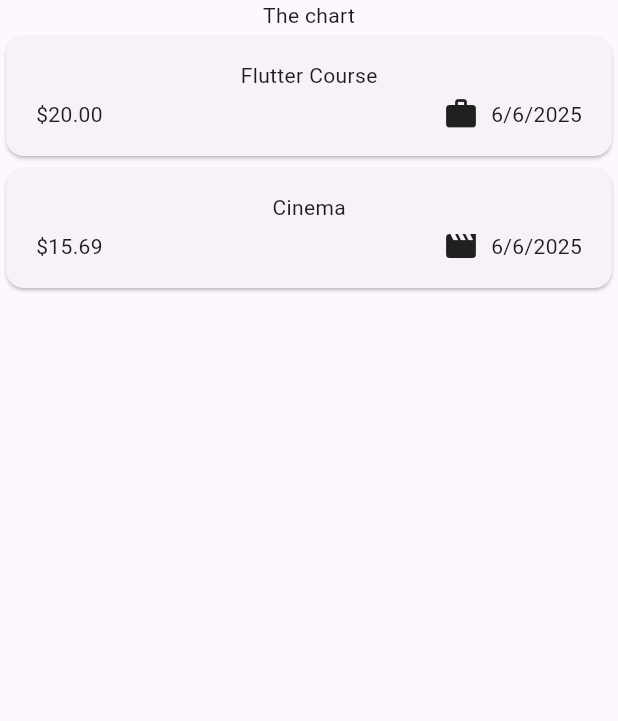
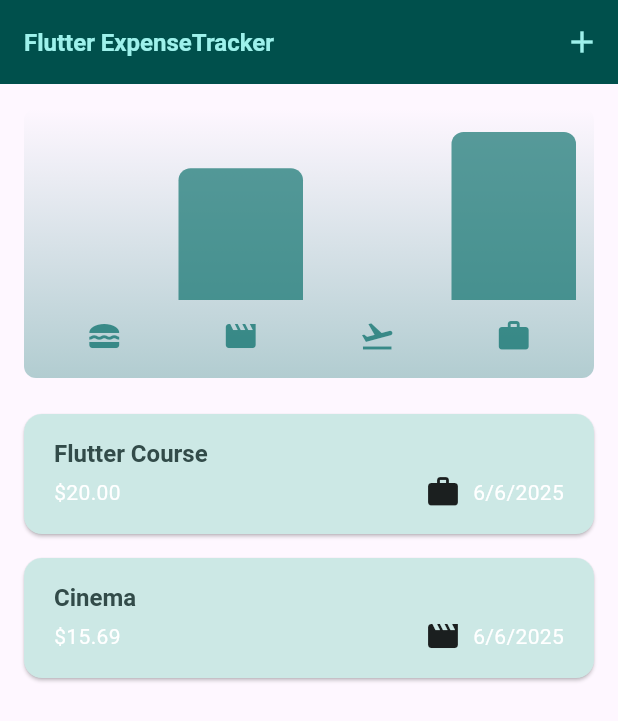
Before and after one commit to zihwanpack/flutter_study, a Flutter app: the screen it shows after launch, on a phone screen of 412 x 824 dp. Shown: the top 721 px of the screen. Run offline on Flutter 3.47's test engine with Material 3 defaults, Android fonts, the light colour scheme and no system bars; our stand-ins replace google_fonts.

Commit message:
complelete expense tracker

```diff
--- a/ads_basics/lib/quiz.dart
+++ b/ads_basics/lib/quiz.dart
@@ -7,7 +7,9 @@ import 'package:flutter/material.dart';
 class Quiz extends StatefulWidget {
   const Quiz({super.key});
 
+  @override
   State<Quiz> createState() {
+    return _QuizState();
   }
 }
 
@@ -18,7 +20,7 @@ class _QuizState extends State<Quiz> {
   void switchScreen() {
     setState(() {
       activeScreen = 'question-screen';
-  })
+    });
 
     void chooseAnswer(String answer) {
       selectedAnswers.add(answer);
@@ -34,7 +36,6 @@ class _QuizState extends State<Quiz> {
       setState(() {
         selectedAnswers = [];
         activeScreen = 'question-screen';
-
       });
       //     activeScreen == 'start-screen'
       //         ? StartScreen(switchScreen)
@@ -63,9 +64,9 @@ class _QuizState extends State<Quiz> {
             ),
 
             child: screenWidget,
-
           ),
         ),
-    );}
+      );
     }
   }
+}
--- a/expense_tracker/lib/models/expense.dart
+++ b/expense_tracker/lib/models/expense.dart
@@ -34,3 +34,23 @@ class Expense {
     return formatter.format(date);
   }
 }
+
+class ExpenseBucket {
+  const ExpenseBucket({required this.category, required this.expenses});
+
+  ExpenseBucket.forCategory(List<Expense> allExpenses, this.category)
+    : expenses = allExpenses
+          .where((expense) => expense.category == category)
+          .toList();
+
+  final Category category;
+  final List<Expense> expenses;
+
+  double get totalExpenses {
+    double sum = 0;
+    for (final expense in expenses) {
+      sum += expense.amount;
+    }
+    return sum;
+  }
+}
--- /dev/null
+++ b/expense_tracker/lib/widgets/chart/chart.dart
@@ -0,0 +1,95 @@
+import 'package:flutter/material.dart';
+
+import 'package:expense_tracker/widgets/chart/chart_bar.dart';
+import 'package:expense_tracker/models/expense.dart';
+
+class Chart extends StatelessWidget {
+  const Chart({super.key, required this.expenses});
+
+  final List<Expense> expenses;
+
+  List<ExpenseBucket> get buckets {
+    return [
+      ExpenseBucket.forCategory(expenses, Category.food),
+      ExpenseBucket.forCategory(expenses, Category.leisure),
+      ExpenseBucket.forCategory(expenses, Category.travel),
+      ExpenseBucket.forCategory(expenses, Category.work),
+    ];
+  }
+
+  double get maxTotalExpense {
+    double maxTotalExpense = 0;
+
+    for (final bucket in buckets) {
+      if (bucket.totalExpenses > maxTotalExpense) {
+        maxTotalExpense = bucket.totalExpenses;
+      }
+    }
+
+    return maxTotalExpense;
+  }
+
+  @override
+  Widget build(BuildContext context) {
+    final isDarkMode =
+        MediaQuery.of(context).platformBrightness == Brightness.dark;
+    return Container(
+      margin: const EdgeInsets.all(16),
+      padding: const EdgeInsets.symmetric(
+        vertical: 16,
+        horizontal: 8,
+      ),
+      width: double.infinity,
+      height: 180,
+      decoration: BoxDecoration(
+        borderRadius: BorderRadius.circular(8),
+        gradient: LinearGradient(
+          colors: [
+            Theme.of(context).colorScheme.primary.withOpacity(0.3),
+            Theme.of(context).colorScheme.primary.withOpacity(0.0)
+          ],
+          begin: Alignment.bottomCenter,
+          end: Alignment.topCenter,
+        ),
+      ),
+      child: Column(
+        children: [
+          Expanded(
+            child: Row(
+              crossAxisAlignment: CrossAxisAlignment.end,
+              children: [
+                for (final bucket in buckets) // alternative to map()
+                  ChartBar(
+                    fill: bucket.totalExpenses == 0
+                        ? 0
+                        : bucket.totalExpenses / maxTotalExpense,
+                  )
+              ],
+            ),
+          ),
+          const SizedBox(height: 12),
+          Row(
+            children: buckets
+                .map(
+                  (bucket) => Expanded(
+                    child: Padding(
+                      padding: const EdgeInsets.symmetric(horizontal: 4),
+                      child: Icon(
+                        categoryIcons[bucket.category],
+                        color: isDarkMode
+                            ? Theme.of(context).colorScheme.secondary
+                            : Theme.of(context)
+                                .colorScheme
+                                .primary
+                                .withOpacity(0.7),
+                      ),
+                    ),
+                  ),
+                )
+                .toList(),
+          )
+        ],
+      ),
+    );
+  }
+}
--- /dev/null
+++ b/expense_tracker/lib/widgets/chart/chart_bar.dart
@@ -0,0 +1,34 @@
+import 'package:flutter/material.dart';
+
+class ChartBar extends StatelessWidget {
+  const ChartBar({
+    super.key,
+    required this.fill,
+  });
+
+  final double fill;
+
+  @override
+  Widget build(BuildContext context) {
+    final isDarkMode =
+        MediaQuery.of(context).platformBrightness == Brightness.dark;
+    return Expanded(
+      child: Padding(
+        padding: const EdgeInsets.symmetric(horizontal: 4),
+        child: FractionallySizedBox(
+          heightFactor: fill,
+          child: DecoratedBox(
+            decoration: BoxDecoration(
+              shape: BoxShape.rectangle,
+              borderRadius:
+                  const BorderRadius.vertical(top: Radius.circular(8)),
+              color: isDarkMode
+                  ? Theme.of(context).colorScheme.secondary
+                  : Theme.of(context).colorScheme.primary.withOpacity(0.65),
+            ),
+          ),
+        ),
+      ),
+    );
+  }
+}
--- a/expense_tracker/lib/widgets/expenses.dart
+++ b/expense_tracker/lib/widgets/expenses.dart
@@ -1,5 +1,7 @@
+import 'package:expense_tracker/widgets/chart/chart.dart';
 import 'package:expense_tracker/widgets/expenses_list/expenses_list.dart';
 import 'package:expense_tracker/models/expense.dart';
+import 'package:expense_tracker/widgets/new_expense.dart';
 import 'package:flutter/material.dart';
 
 class Expenses extends StatefulWidget {
@@ -26,13 +28,69 @@ class _ExpensesState extends State<Expenses> {
       category: Category.leisure,
     ),
   ];
+  void _openAddExpenseOverlay() {
+    showModalBottomSheet(
+      isScrollControlled: true,
+      context: context,
+      builder: (ctx) => NewExpense(onAddExpense: _addExpense),
+    );
+  }
+
+  void _addExpense(Expense expense) {
+    setState(() {
+      _registeredExpenses.add(expense);
+    });
+  }
+
+  void _removeExpense(Expense expense) {
+    final expenseIndex = _registeredExpenses.indexOf(expense);
+    setState(() {
+      _registeredExpenses.remove(expense);
+    });
+    ScaffoldMessenger.of(context).clearSnackBars();
+    ScaffoldMessenger.of(context).showSnackBar(
+      (SnackBar(
+        duration: Duration(seconds: 3),
+        content: const Text('Expense deleted'),
+        action: SnackBarAction(
+          label: 'Undo',
+          onPressed: () {
+            setState(() {
+              _registeredExpenses.insert(expenseIndex, expense);
+            });
+          },
+        ),
+      )),
+    );
+  }
+
   @override
   Widget build(BuildContext context) {
+    Widget mainContent = Center(
+      child: Text('No expenses found, Start adding some'),
+    );
+
+    if (_registeredExpenses.isNotEmpty) {
+      mainContent = ExpensesList(
+        expenses: _registeredExpenses,
+        onRemoveExpense: _removeExpense,
+      );
+    }
+
     return Scaffold(
+      appBar: AppBar(
+        title: const Text('Flutter ExpenseTracker'),
+        actions: [
+          IconButton(
+            onPressed: _openAddExpenseOverlay,
+            icon: const Icon(Icons.add),
+          ),
+        ],
+      ),
       body: Column(
         children: [
-          const Text('The chart'),
-          Expanded(child: ExpensesList(expenses: _registeredExpenses)),
+          Chart(expenses: _registeredExpenses),
+          Expanded(child: mainContent),
         ],
       ),
     );
--- a/expense_tracker/lib/widgets/expenses_list/expenses_item.dart
+++ b/expense_tracker/lib/widgets/expenses_list/expenses_item.dart
@@ -12,8 +12,9 @@ class ExpensesItem extends StatelessWidget {
       child: Padding(
         padding: const EdgeInsets.symmetric(horizontal: 20, vertical: 16),
         child: Column(
+          crossAxisAlignment: CrossAxisAlignment.start,
           children: [
-            Text(expense.title),
+            Text(expense.title, style: Theme.of(context).textTheme.titleLarge),
             const SizedBox(height: 4),
             // 12.3433 -> 12.34
             Row(
--- a/expense_tracker/lib/widgets/expenses_list/expenses_list.dart
+++ b/expense_tracker/lib/widgets/expenses_list/expenses_list.dart
@@ -3,13 +3,33 @@ import 'package:expense_tracker/widgets/expenses_list/expenses_item.dart';
 import 'package:flutter/material.dart';
 
 class ExpensesList extends StatelessWidget {
-  const ExpensesList({super.key, required this.expenses});
+  const ExpensesList({
+    super.key,
+    required this.expenses,
+    required this.onRemoveExpense,
+  });
   final List<Expense> expenses;
+
+  final void Function(Expense expense) onRemoveExpense;
   @override
   Widget build(BuildContext context) {
     return ListView.builder(
       itemCount: expenses.length,
-      itemBuilder: (ctx, index) => ExpensesItem(expenses[index]),
+      // List에서 특정 아이템을 좌,우로 움직였을 때, 특정 action을 취하고 아이템이 사라지도록하는 widget
+      itemBuilder: (ctx, index) => Dismissible(
+        // Theme.of(context)는 Flutter에서 현재 앱에 설정된 테마 정보를 가져오는 방법이야.
+        background: Container(
+          color: Theme.of(context).colorScheme.error,
+          margin: EdgeInsets.symmetric(
+            horizontal: Theme.of(context).cardTheme.margin!.horizontal,
+          ),
+        ),
+        key: ValueKey(expenses[index]),
+        onDismissed: (direction) {
+          onRemoveExpense(expenses[index]);
+        },
+        child: ExpensesItem(expenses[index]),
+      ),
     );
   }
 }
```
Also changed, not shown: expense_tracker/lib/main.dart (+50 -1 lines), expense_tracker/lib/widgets/new_expense.dart (added, +163 -0 lines), first_app/pubspec.lock. Lines whose indentation alone changed are shown as unchanged.
